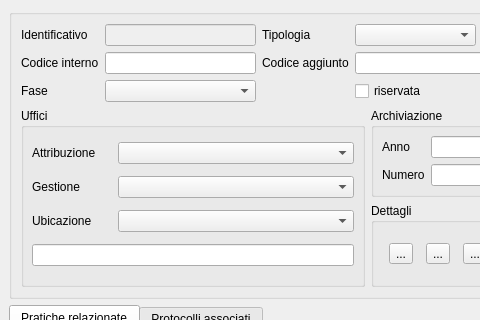
Qt form src/com/axiastudio/suite/pratiche/forms/pratica.ui (tizianolattisi/suitegda) before a commit; both pictures show x 0 to 480 and y 0 to 320 of the 768 by 606 pixel window.
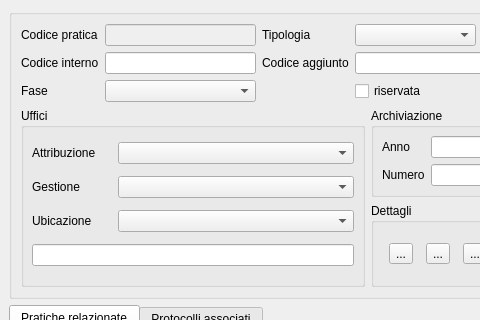
The same form after that commit. Custom widgets are drawn as their Qt base class.

Commit message: Correzione etichetta e binding id e codice.

Diff of the .ui file:
```diff
--- a/src/com/axiastudio/suite/pratiche/forms/pratica.ui
+++ b/src/com/axiastudio/suite/pratiche/forms/pratica.ui
@@ -41,7 +41,7 @@
          <item row="0" column="0">
           <widget class="QLabel" name="label">
            <property name="text">
-            <string>Identificativo</string>
+            <string>Codice pratica</string>
            </property>
           </widget>
          </item>
```
Left out of the diff: 5 changed lines with no effect on the pictures.
